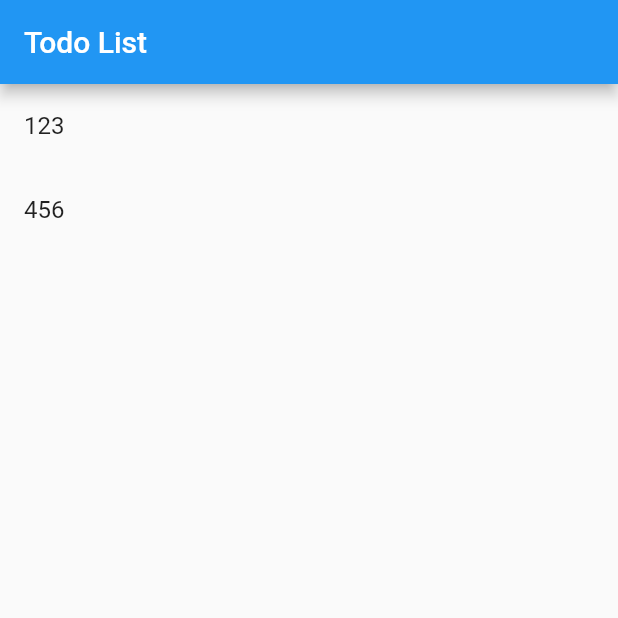
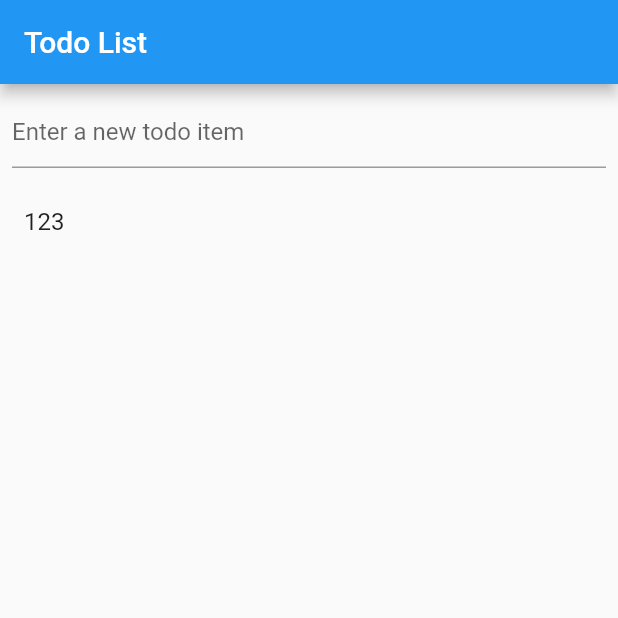
Before and after one commit to ftfeiteng/fluttertodo, a Flutter app: the screen it shows after launch, on a phone screen of 412 x 824 dp, the top half of it. Run offline on Flutter 3.47's test engine with Material 2 defaults, Android fonts, the phone set to English and light mode, and no system bars.

```diff
--- /dev/null
+++ b/lib/list/ListItem.dart
@@ -0,0 +1,9 @@
+abstract class ListItem {}
+
+class TodoItem extends ListItem {
+  final String text;
+
+  TodoItem(this.text);
+}
+
+class EditTextItem extends ListItem {}
--- a/lib/main.dart
+++ b/lib/main.dart
@@ -1,4 +1,6 @@
 import 'package:flutter/material.dart';
+
+import 'list/ListItem.dart';
 
 void main() => runApp(new MyApp());
 
@@ -21,7 +23,8 @@ class TodoList extends StatefulWidget {
 }
 
 class TodoState extends State<TodoList> {
-  List<String> _todoItems = [];
+  List<ListItem> _allItems = List<ListItem>.generate(
+      2, (i) => i == 0 ? EditTextItem() : TodoItem("123"));
 
   @override
   Widget build(BuildContext context) {
@@ -32,13 +35,18 @@ class TodoState extends State<TodoList> {
   }
 
   Widget _buildTodoList() {
-    _todoItems.add("123");
-    _todoItems.add("456");
     return new ListView.builder(
-      itemCount: _todoItems.length,
+      itemCount: _allItems.length,
       itemBuilder: (context, index) {
-        if (index < _todoItems.length) {
-          return _buildTodoItem(_todoItems[index]);
+        final item = _allItems[index];
+        if (item is EditTextItem) {
+          return Padding(
+              padding: const EdgeInsets.all(8.0),
+              child: TextField(
+                decoration: InputDecoration(hintText: 'Enter a new todo item'),
+              ));
+        } else if (item is TodoItem) {
+          return _buildTodoItem(item.text);
         }
         return null;
       },
```
